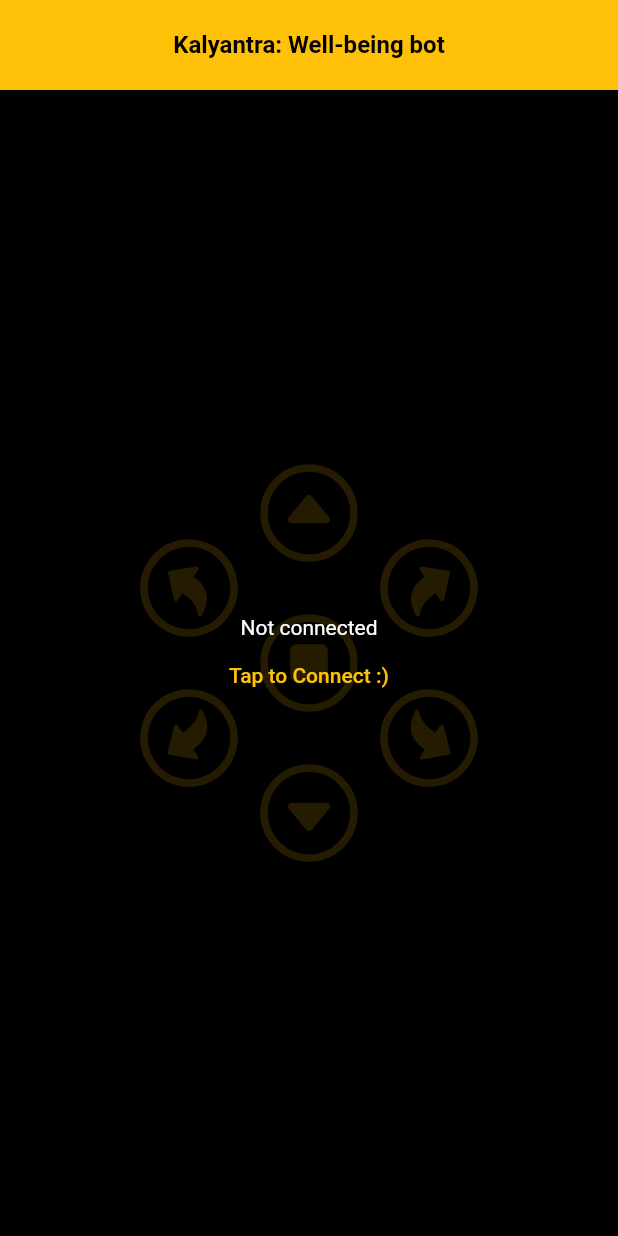
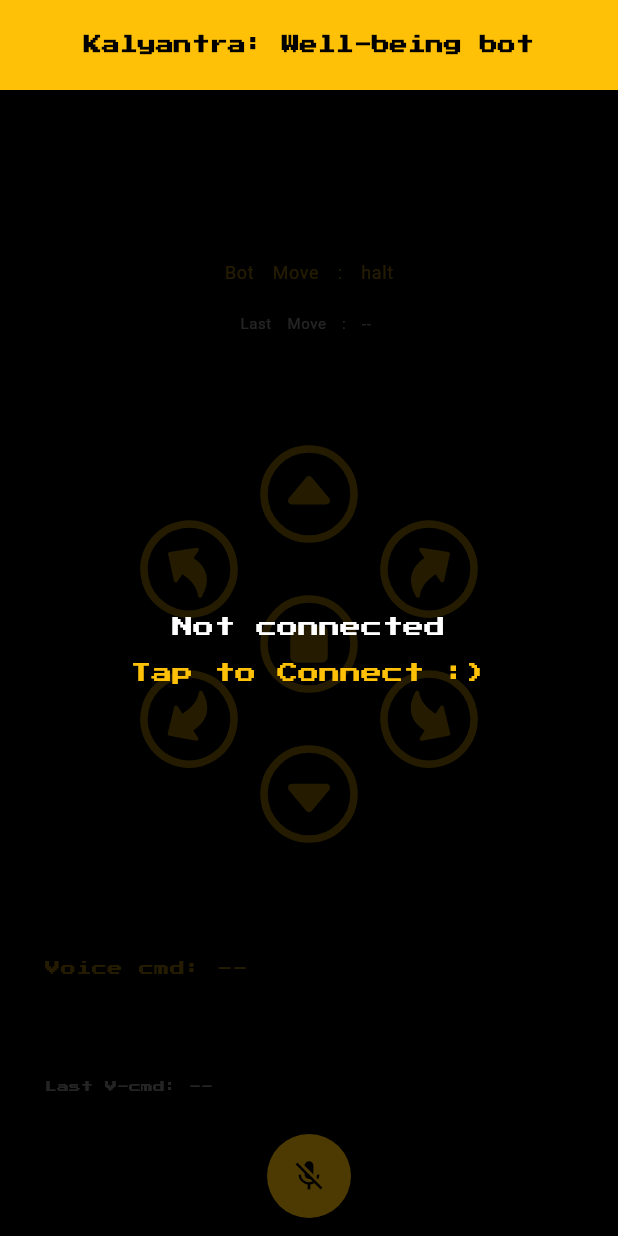
Before and after one commit to atharvapalaskar/kalyantra, a Flutter app: the screen it shows after launch, on a phone screen of 412 x 824 dp. Run offline on Flutter 3.47's test engine with Material 2 defaults, Android fonts, the phone set to English and light mode, and no system bars; our stand-ins replace google_fonts, ionicons, speech_to_text.

Commit message:
app(late-commit): ui_updates, speech to text, voice_bot_moves

```diff
--- a/app/lib/enums.dart
+++ b/app/lib/enums.dart
@@ -11,3 +11,13 @@ enum BotStatus {
   notReady,
   ok
 }
+
+class BotMoves {
+   String get halt => 'halt';
+   String get forward => 'forward';
+   String get backward => 'backward';
+   String get rightfront => 'right-front';
+   String get rightback => 'right-back';
+   String get leftfront => 'left-front';
+   String get leftback => 'left-back';
+}
--- a/app/lib/main.dart
+++ b/app/lib/main.dart
@@ -3,7 +3,10 @@ import 'dart:convert';
 import 'package:app/components.dart';
 import 'package:app/enums.dart';
 import 'package:flutter/material.dart';
+import 'package:google_fonts/google_fonts.dart';
 import 'package:http/http.dart' as http;
+import 'package:speech_to_text/speech_recognition_result.dart';
+import 'package:speech_to_text/speech_to_text.dart';
 
 import 'env.dart';
 void main() {
@@ -18,6 +21,7 @@ class MyApp extends StatelessWidget {
   Widget build(BuildContext context) {
     return MaterialApp(
       theme: ThemeData(
+        fontFamily: GoogleFonts.pressStart2p().fontFamily,
         primarySwatch: Colors.amber,
         backgroundColor: Colors.black,
       ),
@@ -35,9 +39,66 @@ class HomeScreen extends StatefulWidget {
 
 class _HomeScreenState extends State<HomeScreen> {
 
+  // speech
+  SpeechToText _speechToText = SpeechToText();
+  bool _speechEnabled = false;
+  String recWords = '--';String lastrecWords = '--';
+
+  @override
+  void initState() {
+    super.initState();
+    _initSpeech();
+  }
+
+  void _initSpeech() async {
+    _speechEnabled = await _speechToText.initialize(
+      onStatus: (status) {
+        switch (status) {
+          case 'listening':
+            setState(() { recWords = 'listening...';});
+            break;
+          case 'done':
+             _onDone();
+            break;
+        }
+      },
+    );
+    setState(() {});
+  }
+
+  void _startListening() async {
+    setState(() {lastrecWords = recWords;});
+    await _speechToText.listen(onResult: _onSpeechResult);
+    setState(() {});
+  }
+
+  void _stopListening() async {
+    await _speechToText.stop();
+    setState((){});
+  }
+
+  void _onSpeechResult(SpeechRecognitionResult result) {
+    setState(() { recWords = result.recognizedWords; });
+    print('recWr $recWords');
+  }
+
+  void _onDone(){
+     print('done');
+     if(recWords.startsWith('move')){
+        print('movess');
+        print(recWords.split(' ')[1]);
+        print(recWords.split(' ').length > 2);
+        move(recWords.split(' ').length > 2? '${recWords.split(' ')[1]}-${recWords.split(' ')[2]}' : recWords.split(' ')[1] );
+     }
+  }
+
+  //kalyantra apis
   String? ngrokurl;
   NgConnectionState connectionState = NgConnectionState.disconnected;
+
   BotStatus botStatus = BotStatus.notReady;
+  String botMove = BotMoves().halt;
+  String lastbotMove = '--';
 
   Future<void> connect() async {
     setState(() {connectionState = NgConnectionState.connecting;});
@@ -64,7 +125,8 @@ class _HomeScreenState extends State<HomeScreen> {
 
   Future<void> move( String _movee) async {
      try { var res = await http.post(Uri.parse('$ngrokurl/moves/$_movee'));
-     if(json.decode(res.body)['msg']!='ok'){throw 'cant move';}
+      if(json.decode(res.body)['msg']!='ok'){throw 'cant move';}
+      setState(() {lastbotMove = botMove; botMove = _movee; });
      } catch(e) { print(e); setState(() {connectionState = NgConnectionState.disconnected;});  }
 
   }
@@ -88,19 +150,33 @@ class _HomeScreenState extends State<HomeScreen> {
      return Scaffold(
       backgroundColor: Colors.black,
       appBar: PreferredSize(  preferredSize: const Size.fromHeight(60.0),
-          child:SafeArea( child: Container(height: 60,color: Colors.amber,child:const Center(child: Text('Kalyantra: Well-being bot',style: TextStyle(fontSize: 16,color: Colors.black, fontWeight: FontWeight.w700,) )),) ),
+          child:SafeArea( child: Container(height: 60,color: Colors.amber,child:const Center(child: Text('Kalyantra: Well-being bot',style: TextStyle(fontSize: 12,color: Colors.black, fontWeight: FontWeight.w700,) )),) ),
       ),
-      body: Center( child:
+      body: Padding(padding: const EdgeInsets.all(30), child:
 
           Stack(children: [
 
-            MovesBox(move),
+            Column( mainAxisAlignment: MainAxisAlignment.spaceEvenly, children: [
+
+                RichText( maxLines: 3,text: TextSpan(style: TextStyle(color: Colors.white,fontSize: 12,letterSpacing: 0.4,height: 2.6,fontFamily: GoogleFonts.pressStart2p().fontFamily),
+                  children:[
+                    TextSpan(text: 'Bot Move : $botMove',style:const TextStyle(color: Colors.amber,)),
+                    TextSpan(text: '\n Last Move : $lastbotMove',style:const TextStyle(fontSize: 10,)),
+                ])),
+
+                MovesBox(move),
+
+                Align(alignment: Alignment.centerLeft,child: Text('Voice cmd: $recWords',style:const TextStyle(color: Colors.amber,fontSize: 10,letterSpacing: 0.4,height: 1.6,),textAlign: TextAlign.left,)),
+                Align(alignment: Alignment.centerLeft,child: Text('Last V-cmd: $lastrecWords ',style:const TextStyle(color: Colors.white,fontSize: 8,height: 1.6,),textAlign: TextAlign.left,)),
+
+                // const SizedBox(height: 1,)
+              ],),
 
             connectionState != NgConnectionState.connected ?
             Container(width: MediaQuery.of(context).size.width,color: Colors.black.withOpacity(0.86),
              child:
 
-              connectionState == NgConnectionState.connecting?
+               connectionState == NgConnectionState.connecting?
 
                Column(crossAxisAlignment: CrossAxisAlignment.center,mainAxisAlignment: MainAxisAlignment.center,
                 children: const [
@@ -120,7 +196,15 @@ class _HomeScreenState extends State<HomeScreen> {
 
           ],),
 
-       )
+       ),
+       floatingActionButton: FloatingActionButton(
+        onPressed:
+            // If not yet listening for speech start, otherwise stop
+            _speechToText.isNotListening ? _startListening : _stopListening,
+        tooltip: 'Listen',backgroundColor:  connectionState != NgConnectionState.connected ? Colors.amber.withOpacity(0.3) : Colors.amber,
+        child: Icon(_speechToText.isNotListening ? Icons.mic_off : Icons.mic),
+      ),
+      floatingActionButtonLocation: FloatingActionButtonLocation.miniCenterFloat,
     );
   }
 }
--- a/app/pubspec.yaml
+++ b/app/pubspec.yaml
@@ -33,6 +33,8 @@ dependencies:
     sdk: flutter
   http: ^0.13.5
   ionicons: ^0.2.1
+  speech_to_text: ^6.1.0
+  google_fonts: ^3.0.1
 
   # The following adds the Cupertino Icons font to your application.
   # Use with the CupertinoIcons class for iOS style icons.
```
Also changed, not shown: app/pubspec.lock, 7 other files.
